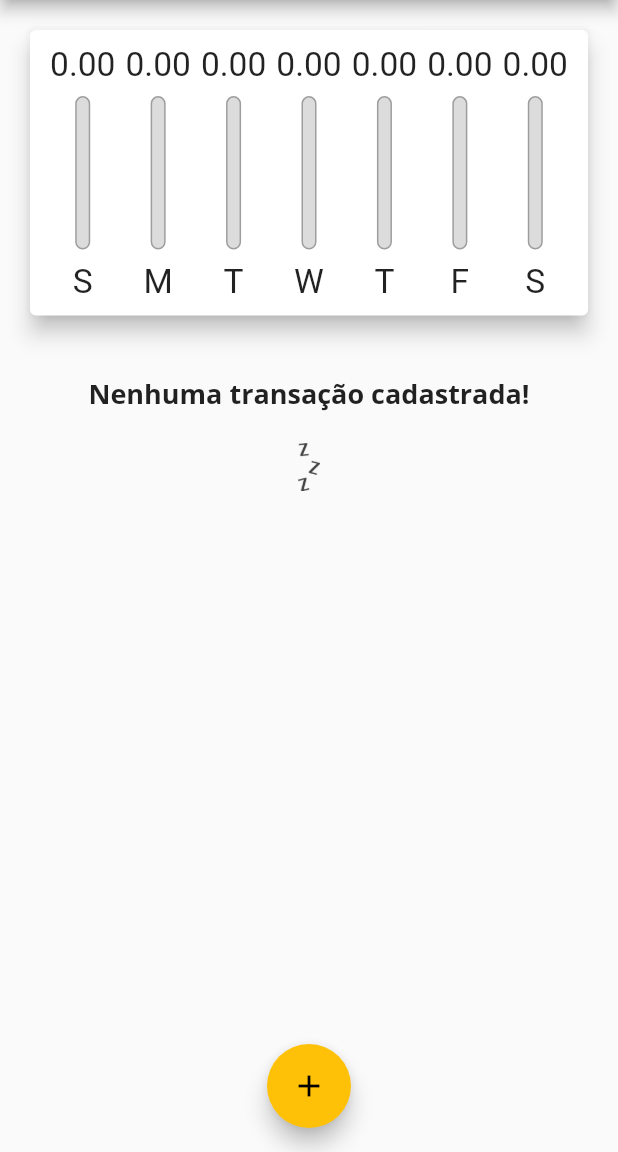
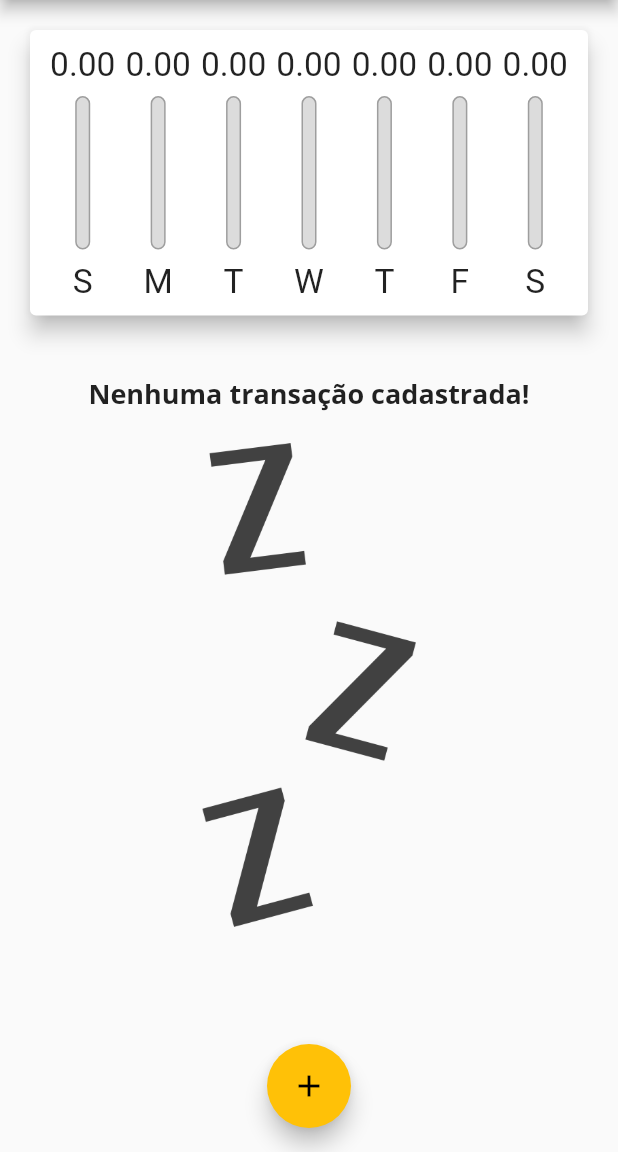
Before and after one commit to EricksonDutra/despesas_pessoais, a Flutter app: the screen it shows after launch, on a phone screen of 412 x 824 dp, the part 84-1236 px from its top. Run offline on Flutter 3.47's test engine with Material 2 defaults, Android fonts, the phone set to English and light mode, and no system bars.

Commit message:
update iOS visual

```diff
--- a/lib/components/transaction_form.dart
+++ b/lib/components/transaction_form.dart
@@ -44,10 +44,16 @@ class _TransactionFormState extends State<TransactionForm> {
 
   @override
   Widget build(BuildContext context) {
-    return Card(
+    return SingleChildScrollView(
+      child: Card(
           elevation: 5,
           child: Padding(
-          padding: const EdgeInsets.all(10),
+            padding: EdgeInsets.only(
+              top: 10,
+              right: 10,
+              left: 10,
+              bottom: 10 + MediaQuery.of(context).viewInsets.bottom,
+            ),
             child: Column(
               children: <Widget>[
                 TextField(
@@ -104,6 +110,7 @@ class _TransactionFormState extends State<TransactionForm> {
                 ),
               ],
             ),
-        ));
+          )),
+    );
   }
 }
--- a/lib/components/transaction_list.dart
+++ b/lib/components/transaction_list.dart
@@ -22,7 +22,7 @@ class TransactionList extends StatelessWidget {
                   ),
                   SizedBox(height: 20),
                   Container(
-                    height: constraints.maxHeight * 0.06,
+                    height: constraints.maxHeight * 0.6,
                     child: Image.asset(
                       'assets/images/waiting.png',
                       fit: BoxFit.cover,
@@ -59,11 +59,18 @@ class TransactionList extends StatelessWidget {
                     subtitle: Text(
                       DateFormat('d MMM y').format(tr.date),
                     ),
-                    trailing: IconButton(
-                      icon: Icon(Icons.delete),
-                      color: Theme.of(context).errorColor,
-                      onPressed: () => onRemove(tr.id),
-                    )),
+                    trailing: MediaQuery.of(context).size.width > 400
+                        ? FlatButton.icon(
+                            onPressed: () => onRemove(tr.id),
+                            icon: Icon(Icons.delete),
+                            label: Text('Excluir'),
+                            textColor: Theme.of(context).errorColor,
+                          )
+                        : IconButton(
+                            icon: Icon(Icons.delete),
+                            color: Theme.of(context).errorColor,
+                            onPressed: () => onRemove(tr.id),
+                          )),
               );
             },
           );
--- a/lib/main.dart
+++ b/lib/main.dart
@@ -1,7 +1,9 @@
 import 'package:expenses/components/chart.dart';
+import 'package:flutter/cupertino.dart';
 import 'package:flutter/material.dart';
 
 import 'dart:math';
+import 'dart:io';
 import 'components/transaction_form.dart';
 import 'components/transaction_list.dart';
 import 'components/chart.dart';
@@ -85,35 +87,55 @@ class _MyHomePageState extends State<MyHomePage> {
     );
   }
 
+  Widget _getIconButton(IconData icon, Function() fn) {
+    return Platform.isIOS
+        ? GestureDetector(onTap: fn, child: Icon(icon))
+        : IconButton(icon: Icon(icon), onPressed: fn);
+  }
+
   @override
   Widget build(BuildContext context) {
-    bool isLandscape =
-        MediaQuery.of(context).orientation == Orientation.landscape;
-    final appBar = AppBar(
-      title: Text('Despesas Pessoais'),
-      actions: <Widget>[
+    final mediaQuery = MediaQuery.of(context);
+    bool isLandscape = mediaQuery.orientation == Orientation.landscape;
+
+    final iconList = Platform.isIOS ? CupertinoIcons.refresh : Icons.list;
+    final chartList =
+        Platform.isIOS ? CupertinoIcons.refresh : Icons.show_chart;
+
+    final actions = <Widget>[
       if (isLandscape)
-          IconButton(
-            icon: Icon(_showChart ? Icons.list : Icons.show_chart),
-            onPressed: () {
+        _getIconButton(
+          _showChart ? iconList : chartList,
+          () {
             setState(() {
               _showChart = !_showChart;
             });
           },
         ),
-        IconButton(
-          icon: Icon(Icons.add),
-          onPressed: () => _openTransactionFormModal(context),
+      _getIconButton(
+        Platform.isIOS ? CupertinoIcons.add : Icons.add,
+        () => _openTransactionFormModal(context),
       ),
-      ],
-    );
-    final availableHeight = MediaQuery.of(context).size.height -
+    ];
+
+    final PreferredSizeWidget appBar = Platform.isIOS
+        ? CupertinoNavigationBar(
+            middle: Text('Despesas Pessoais'),
+            trailing: Row(
+              mainAxisSize: MainAxisSize.min,
+              children: actions,
+            ) as PreferredSizeWidget,
+          )
+        : AppBar(
+            title: Text('Despesas Pessoais'),
+            actions: actions,
+          ) as PreferredSizeWidget;
+    final availableHeight = mediaQuery.size.height -
         appBar.preferredSize.height -
-        MediaQuery.of(context).padding.top;
+        mediaQuery.padding.top;
 
-    return Scaffold(
-      appBar: appBar,
-      body: SingleChildScrollView(
+    final bodyPage = SafeArea(
+      child: SingleChildScrollView(
         child: Column(
           crossAxisAlignment: CrossAxisAlignment.stretch,
           children: <Widget>[
@@ -134,22 +156,41 @@ class _MyHomePageState extends State<MyHomePage> {
             //   ),
             if (_showChart || !isLandscape)
               Container(
-                height: availableHeight * (isLandscape ? 0.7 : 0.3),
+                height: availableHeight * (isLandscape ? 0.8 : 0.3),
                 child: Chart(_recentTransactions),
               ),
             if (!_showChart || !isLandscape)
               Container(
-                height: availableHeight * 0.7,
+                height: availableHeight * (isLandscape ? 1 : 0.7),
                 child: TransactionList(_transactions, _removeTransactions),
               ),
           ],
         ),
       ),
-      floatingActionButton: FloatingActionButton(
+    );
+
+    return Platform.isIOS
+        ? CupertinoPageScaffold(
+            navigationBar: CupertinoNavigationBar(
+              middle: Text('Despesas Pessoais'),
+              trailing: Row(
+                mainAxisSize: MainAxisSize.min,
+                children: actions,
+              ),
+            ),
+            child: bodyPage,
+          )
+        : Scaffold(
+            appBar: appBar,
+            body: bodyPage,
+            floatingActionButton: Platform.isIOS
+                ? Container()
+                : FloatingActionButton(
                     child: Icon(Icons.add),
                     onPressed: () => _openTransactionFormModal(context),
                   ),
-      floatingActionButtonLocation: FloatingActionButtonLocation.centerFloat,
+            floatingActionButtonLocation:
+                FloatingActionButtonLocation.centerFloat,
           );
   }
 }
```
Also changed, not shown: lib/components/adaptative_buttton.dart (added, +30 -0 lines). Lines whose indentation alone changed are shown as unchanged.
